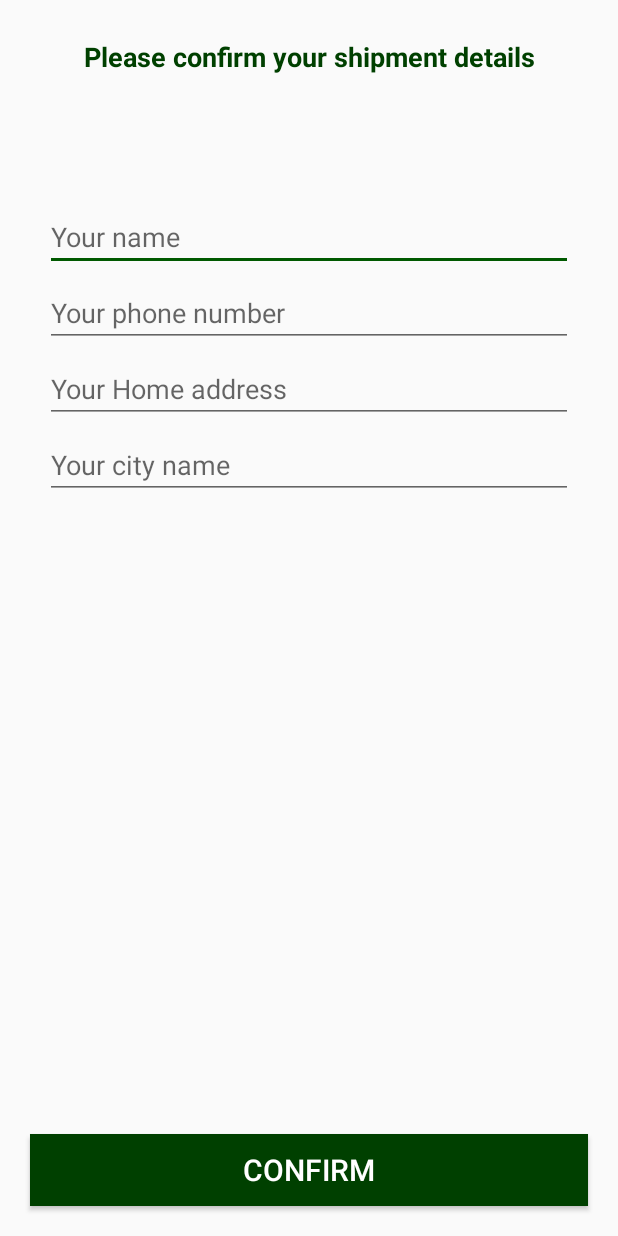
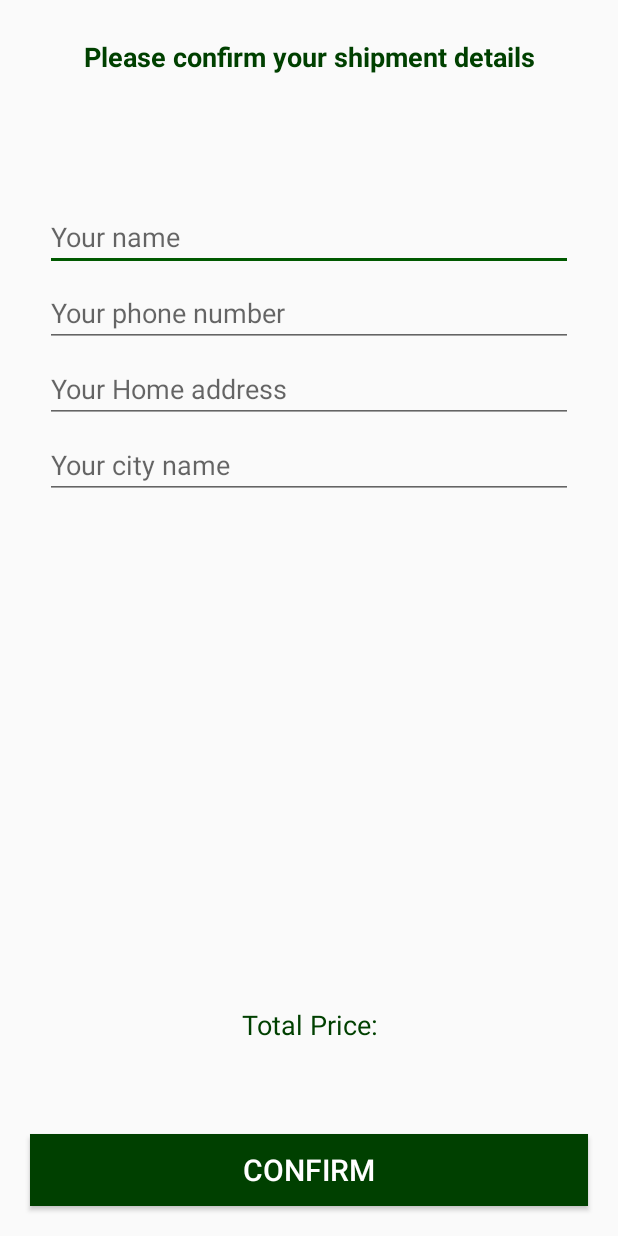
Before and after one commit to normanfd/Eventman2019, an Android app: the ConfirmFinalOrderActivity screen opened directly, with no data from a screen before it, on a phone screen of 412 x 824 dp. Run offline under Robolectric (Android 15) with nearby library versions, the phone set to English and light mode, and no system bars; our stand-ins replace Firebase (no records; nobody signed in at launch, a user with empty details on screens opened directly).

Commit message:
show total price in ConfirmFinalOrderActivity

```diff
--- a/app/src/main/java/com/example/eventman2019/View/User/ConfirmFinalOrderActivity.java
+++ b/app/src/main/java/com/example/eventman2019/View/User/ConfirmFinalOrderActivity.java
@@ -8,6 +8,7 @@ import android.text.TextUtils;
 import android.view.View;
 import android.widget.Button;
 import android.widget.EditText;
+import android.widget.TextView;
 import android.widget.Toast;
 import com.example.eventman2019.Model.Order;
 import com.example.eventman2019.Prevalent.Prevalent;
@@ -25,6 +26,7 @@ public class ConfirmFinalOrderActivity extends AppCompatActivity {
 
     private EditText nameEditText, phoneEditText, addressEditText, cityEditText;
     private Button confirmOrderBtn;
+    private TextView totalPrice;
     private String totalAmount;
     @Override
     protected void onCreate(Bundle savedInstanceState) {
@@ -37,6 +39,8 @@ public class ConfirmFinalOrderActivity extends AppCompatActivity {
         addressEditText = (EditText) findViewById(R.id.shipment_address);
         cityEditText = (EditText) findViewById(R.id.shipment_city);
         totalAmount = getIntent().getStringExtra("Total Price");
+        totalPrice = findViewById(R.id.total_price);
+        totalPrice.setText(totalAmount);
         Toast.makeText(this, "Total Price = " + totalAmount , Toast.LENGTH_SHORT).show();
 
         confirmOrderBtn.setOnClickListener(new View.OnClickListener() {
--- a/app/src/main/java/com/example/eventman2019/View/User/ProductDetailActivity.java
+++ b/app/src/main/java/com/example/eventman2019/View/User/ProductDetailActivity.java
@@ -56,7 +56,7 @@ public class ProductDetailActivity extends AppCompatActivity {
             @Override
             public void onClick(View v) {
                 if(state.equals("Order placed") || state.equals("Order shipped")){
-                    Toast.makeText(ProductDetailActivity.this, "you can add purchase products, once your order is shipped or confirmed", Toast.LENGTH_LONG ).show();
+                    Toast.makeText(ProductDetailActivity.this, "you can add purchase products once your order is shipped or confirmed", Toast.LENGTH_LONG ).show();
                 }
                 else {
                     addingToCartList();
--- a/app/src/main/res/layout/activity_confirm_final_order.xml
+++ b/app/src/main/res/layout/activity_confirm_final_order.xml
@@ -70,5 +70,21 @@
             android:background="@color/colorPrimaryDark"
             android:textSize="20dp"
     />
+    <TextView
+            android:text="Total Price:"
+            android:layout_width="wrap_content"
+            android:layout_height="wrap_content" android:id="@+id/textView" android:layout_alignParentEnd="true"
+            android:layout_marginEnd="128dp" android:layout_alignParentStart="true" android:layout_marginStart="128dp"
+            android:textSize="18sp"
+            android:textAlignment="center" android:layout_above="@+id/total_price" android:layout_marginBottom="8dp"
+            android:textColor="@color/colorPrimaryDark"/>
+    <TextView
+            android:text="Rp. 0,00"
+            android:layout_width="wrap_content"
+            android:layout_height="wrap_content" android:id="@+id/total_price"
+            android:layout_above="@+id/confirm_final_order_btn" android:layout_marginBottom="8dp"
+            android:layout_alignParentEnd="true" android:layout_marginEnd="32dp" android:layout_alignParentStart="true"
+            android:layout_marginStart="32dp" android:textAlignment="center" android:textSize="18sp"
+            android:textColor="@color/colorPrimaryDark"/>
 
 </RelativeLayout>
```
